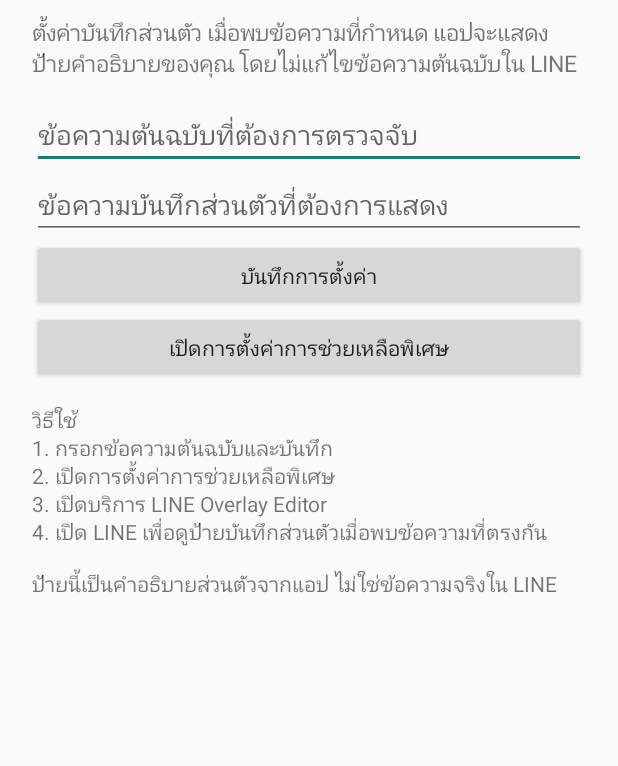
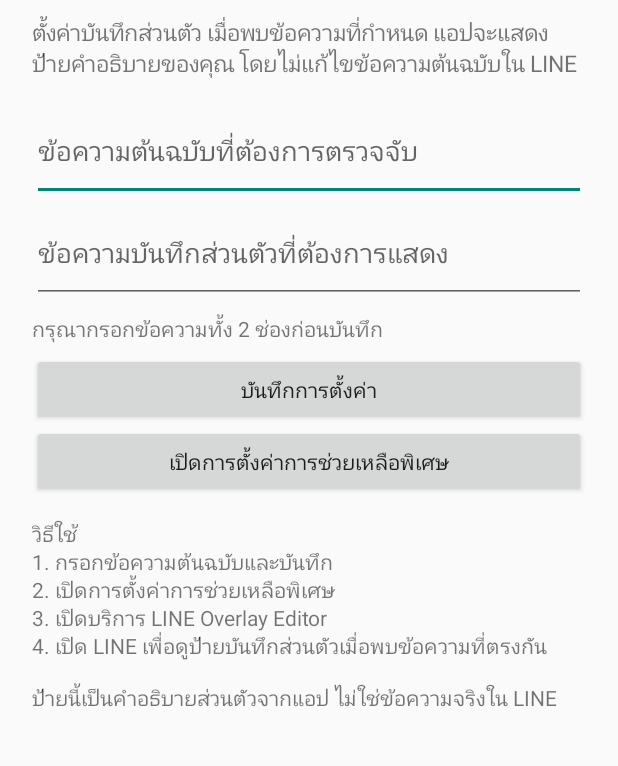
Before and after one commit to a0875883767-max/LineOverlayEditor, an Android app: the screen it shows after launch (MainActivity), after a tap on "บันทึกการตั้งค่า", on a phone screen of 412 x 824 dp, the part 89-855 px from its top. Run offline under Robolectric (Android 15) with nearby library versions, the phone set to English and light mode, and no system bars.

Commit message:
Improve settings save feedback and verification

```diff
--- a/app/src/main/java/com/example/lineoverlayeditor/MainActivity.kt
+++ b/app/src/main/java/com/example/lineoverlayeditor/MainActivity.kt
@@ -8,6 +8,7 @@ import android.view.ViewGroup
 import android.widget.Button
 import android.widget.EditText
 import android.widget.LinearLayout
+import android.widget.ScrollView
 import android.widget.TextView
 import android.widget.Toast
 
@@ -15,6 +16,7 @@ class MainActivity : Activity() {
     override fun onCreate(savedInstanceState: Bundle?) {
         super.onCreate(savedInstanceState)
         val prefs = getSharedPreferences("overlay", MODE_PRIVATE)
+
         val root = LinearLayout(this).apply {
             orientation = LinearLayout.VERTICAL
             setPadding(32, 40, 32, 24)
@@ -28,33 +30,73 @@ class MainActivity : Activity() {
             textSize = 15f
             setPadding(0, 16, 0, 20)
         })
+
         val match = EditText(this).apply {
             hint = "ข้อความต้นฉบับที่ต้องการตรวจจับ"
+            setSingleLine(false)
+            minLines = 2
             setText(prefs.getString("match", ""))
         }
         root.addView(match, ViewGroup.LayoutParams(-1, -2))
+
         val note = EditText(this).apply {
             hint = "ข้อความบันทึกส่วนตัวที่ต้องการแสดง"
+            setSingleLine(false)
+            minLines = 2
             setText(prefs.getString("note", ""))
         }
         root.addView(note, ViewGroup.LayoutParams(-1, -2))
+
+        val saveStatus = TextView(this).apply {
+            text = "สถานะ: ยังไม่ได้บันทึกการเปลี่ยนแปลง"
+            textSize = 14f
+            setPadding(0, 10, 0, 10)
+        }
+        root.addView(saveStatus, ViewGroup.LayoutParams(-1, -2))
+
         root.addView(Button(this).apply {
             text = "บันทึกการตั้งค่า"
+            isAllCaps = false
             setOnClickListener {
-                prefs.edit().putString("match", match.text.toString().trim())
-                    .putString("note", note.text.toString().trim()).apply()
-                Toast.makeText(this@MainActivity, "บันทึกแล้ว", Toast.LENGTH_SHORT).show()
+                val matchText = match.text.toString().trim()
+                val noteText = note.text.toString().trim()
+                if (matchText.isEmpty() || noteText.isEmpty()) {
+                    saveStatus.text = "กรุณากรอกข้อความทั้ง 2 ช่องก่อนบันทึก"
+                    Toast.makeText(this@MainActivity, "กรุณากรอกข้อมูลให้ครบทั้ง 2 ช่อง", Toast.LENGTH_LONG).show()
+                    return@setOnClickListener
+                }
+
+                val saved = prefs.edit()
+                    .putString("match", matchText)
+                    .putString("note", noteText)
+                    .commit()
+
+                val verified = prefs.getString("match", null) == matchText &&
+                    prefs.getString("note", null) == noteText
+
+                if (saved && verified) {
+                    saveStatus.text = "สถานะ: บันทึกสำเร็จ ✓"
+                    Toast.makeText(this@MainActivity, "บันทึกการตั้งค่าสำเร็จ", Toast.LENGTH_SHORT).show()
+                } else {
+                    saveStatus.text = "สถานะ: บันทึกไม่สำเร็จ กรุณาลองใหม่"
+                    Toast.makeText(this@MainActivity, "บันทึกไม่สำเร็จ กรุณาลองใหม่", Toast.LENGTH_LONG).show()
+                }
             }
         }, ViewGroup.LayoutParams(-1, -2))
+
         root.addView(Button(this).apply {
             text = "เปิดการตั้งค่าการช่วยเหลือพิเศษ"
+            isAllCaps = false
             setOnClickListener { startActivity(Intent(Settings.ACTION_ACCESSIBILITY_SETTINGS)) }
         }, ViewGroup.LayoutParams(-1, -2))
+
         root.addView(TextView(this).apply {
             text = "วิธีใช้\n1. กรอกข้อความต้นฉบับและบันทึก\n2. เปิดการตั้งค่าการช่วยเหลือพิเศษ\n3. เปิดบริการ LINE Overlay Editor\n4. เปิด LINE เพื่อดูป้ายบันทึกส่วนตัวเมื่อพบข้อความที่ตรงกัน\n\nป้ายนี้เป็นคำอธิบายส่วนตัวจากแอป ไม่ใช่ข้อความจริงใน LINE"
             textSize = 14f
             setPadding(0, 22, 0, 0)
         })
-        setContentView(root)
+
+        val scroll = ScrollView(this).apply { addView(root) }
+        setContentView(scroll)
     }
 }
```
